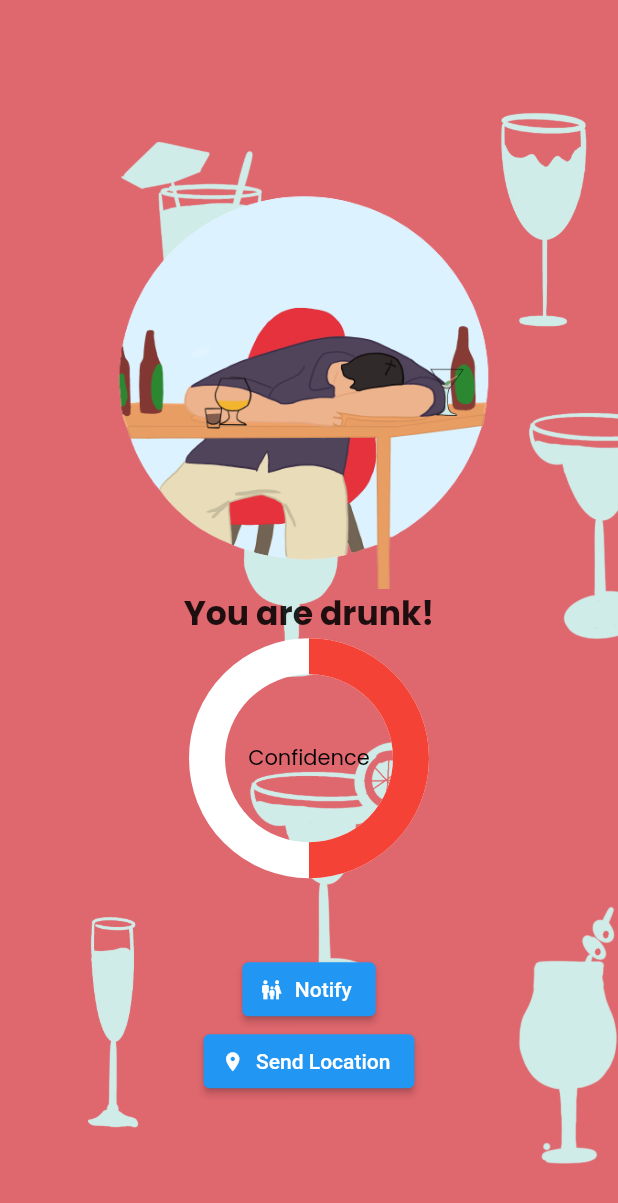
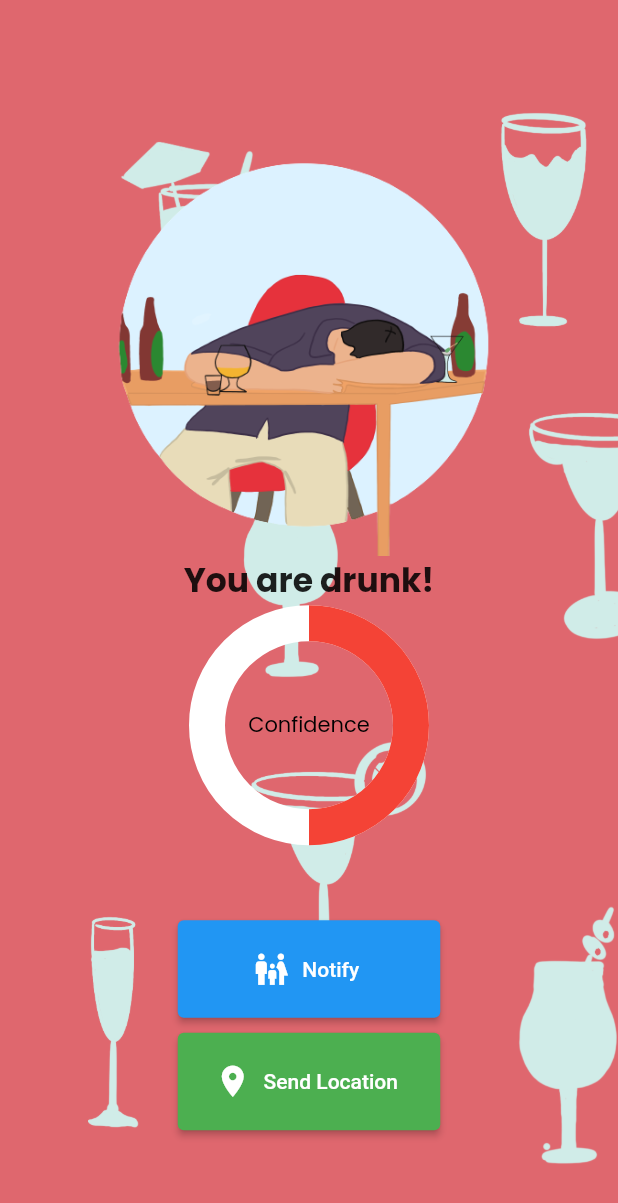
Before and after one commit to a-a-ronli/soberguardian, a Flutter app: the DrunkWidget screen opened directly, on a phone screen of 412 x 824 dp. Shown: the top 1203 px of the screen. Run offline on Flutter 3.47's test engine with Material 2 defaults, Android fonts, the phone set to English and light mode, and no system bars; drawn by our look-alikes of percent_indicator; our stand-ins replace auto_size_text, camera, firebase_auth, firebase_core, firebase_database, flutter_map and 3 more; accounts and stored records are empty.

```diff
--- a/soberguardianflutter/lib/drunk.dart
+++ b/soberguardianflutter/lib/drunk.dart
@@ -125,6 +125,9 @@ class _DrunkWidgetState extends State<DrunkWidget> {
                             children: [
                               Align(
                                 alignment: const AlignmentDirectional(0.7, -0.15),
+                                child: SizedBox(
+                                  width: 175,
+                                  height: 65,
                                   child: ElevatedButton.icon(
                                     onPressed: () {
                                       Navigator.of(context).push(MaterialPageRoute(builder: (context) => NotifyWidget()));
@@ -132,23 +135,34 @@ class _DrunkWidgetState extends State<DrunkWidget> {
                                     label: const Text('Notify'),
                                     icon: const Icon(
                                       Icons.family_restroom,
-                                    size: 15,
+                                      size: 25,
+                                    ),
                                   ),
                                 ),
                               ),
                             ],
                           ),
                         ),
+                        const SizedBox(
+                          height: 10
+                        ),
                         Align(
                           alignment: const AlignmentDirectional(0, 0.25),
+                          child: SizedBox(
+                            width: 175,
+                            height: 65,
                             child: ElevatedButton.icon(
+                              style: ElevatedButton.styleFrom(
+                                backgroundColor: Colors.green
+                              ),
                               onPressed: () {
                                 Navigator.of(context).push(MaterialPageRoute(builder: (context) => NotificationWidget()));
                               },
                               label: const Text('Send Location'),
                               icon: const Icon(
                                 Icons.location_on,
-                              size: 15,
+                                size: 25,
+                              ),
                             ),
                           ),
                         ),
--- a/soberguardianflutter/lib/main.dart
+++ b/soberguardianflutter/lib/main.dart
@@ -3,6 +3,8 @@ import 'package:flutter/material.dart';
 import 'package:soberguardian/auth_checker.dart';
 import 'package:camera/camera.dart';
 import 'package:soberguardian/shared/singleton.dart';
+import 'package:soberguardian/map_test.dart';
+import 'package:latlong2/latlong.dart';
 // import 'home.dart';
 import 'login.dart';
 //import 'package:google_fonts/google_fonts.dart';
@@ -39,7 +41,8 @@ class SoberGuardianApp extends StatelessWidget {
   Widget build(BuildContext context) {
     return MaterialApp(
       debugShowCheckedModeBanner: false,
-      home: AuthChecker(),
+      // home: AuthChecker(),
+      home: MapScreen(center: LatLng(50.0, -0.09),)
     );
   }
 }
--- a/soberguardianflutter/pubspec.yaml
+++ b/soberguardianflutter/pubspec.yaml
@@ -50,6 +50,8 @@ dependencies:
   camera: ^0.10.5+5
   share_plus: ^7.1.0
   geocoding: ^2.1.1
+  flutter_map: ^6.0.1
+  latlong2: ^0.9.0
 dev_dependencies:
   flutter_test:
     sdk: flutter
```
Also changed, not shown: soberguardianflutter/lib/map_test.dart (added, +42 -0 lines), soberguardianflutter/lib/notification.dart (+38 -3 lines), soberguardianflutter/lib/shared/singleton.dart (+14 -0 lines), soberguardianflutter/lib/test_result.dart (+9 -3 lines), 1 other file. Lines whose indentation alone changed are shown as unchanged.
